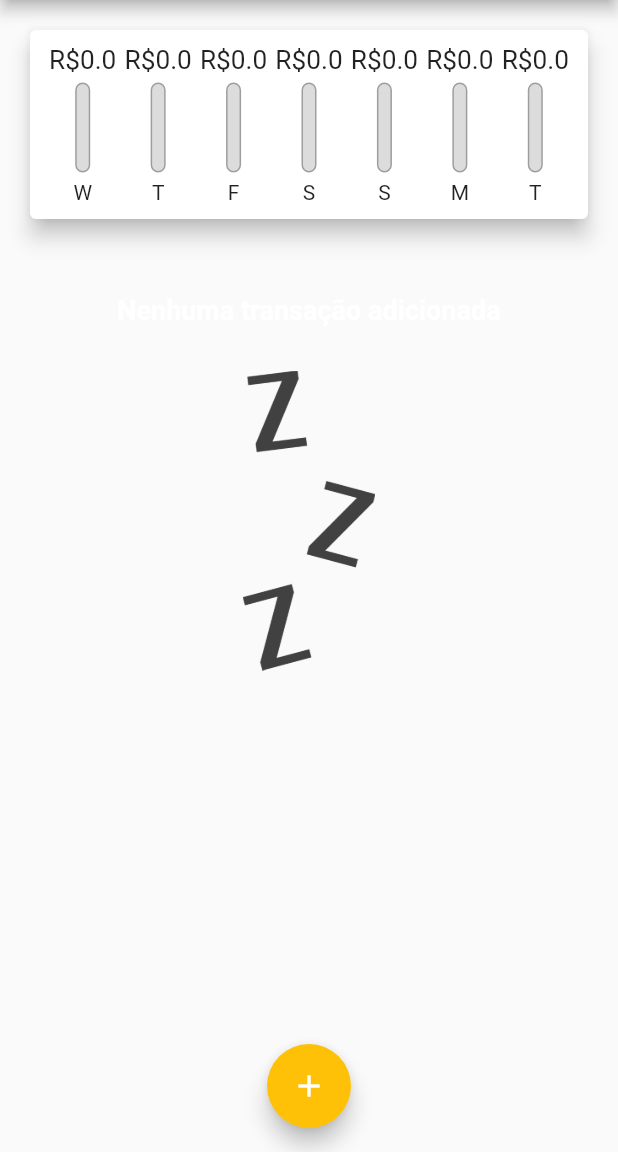
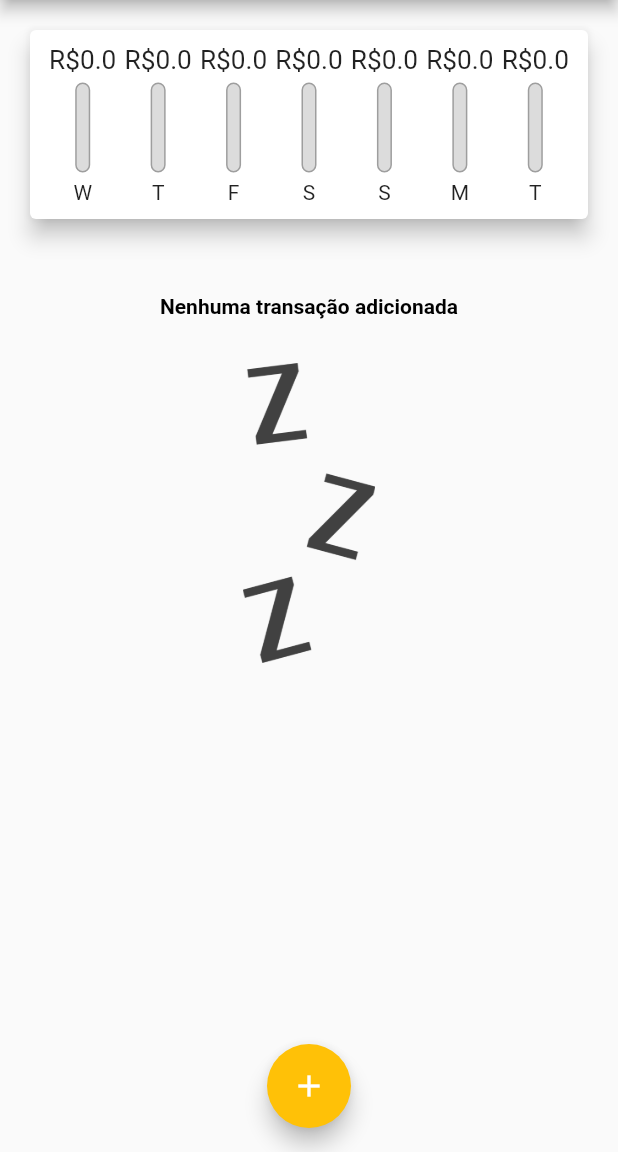
Before and after one commit to alex-custodio/DespesasPessoais, a Flutter app: the screen it shows after launch, on a phone screen of 412 x 824 dp, the part 84-1236 px from its top. Run offline on Flutter 3.47's test engine with Material 2 defaults, Android fonts, the phone set to English and light mode, and no system bars.

Commit message:
atualizando estilo

```diff
--- a/lib/components/transaction_list.dart
+++ b/lib/components/transaction_list.dart
@@ -16,7 +16,7 @@ class TransactionList extends StatelessWidget {
                 height: 30,
               ),
               Text("Nenhuma transação adicionada",
-                  style: Theme.of(context).textTheme.headline6),
+                  style: TextStyle(color: Colors.black, fontWeight: FontWeight.bold)),
               SizedBox(height: 30),
               Container(
                 child: Image.asset(
```
